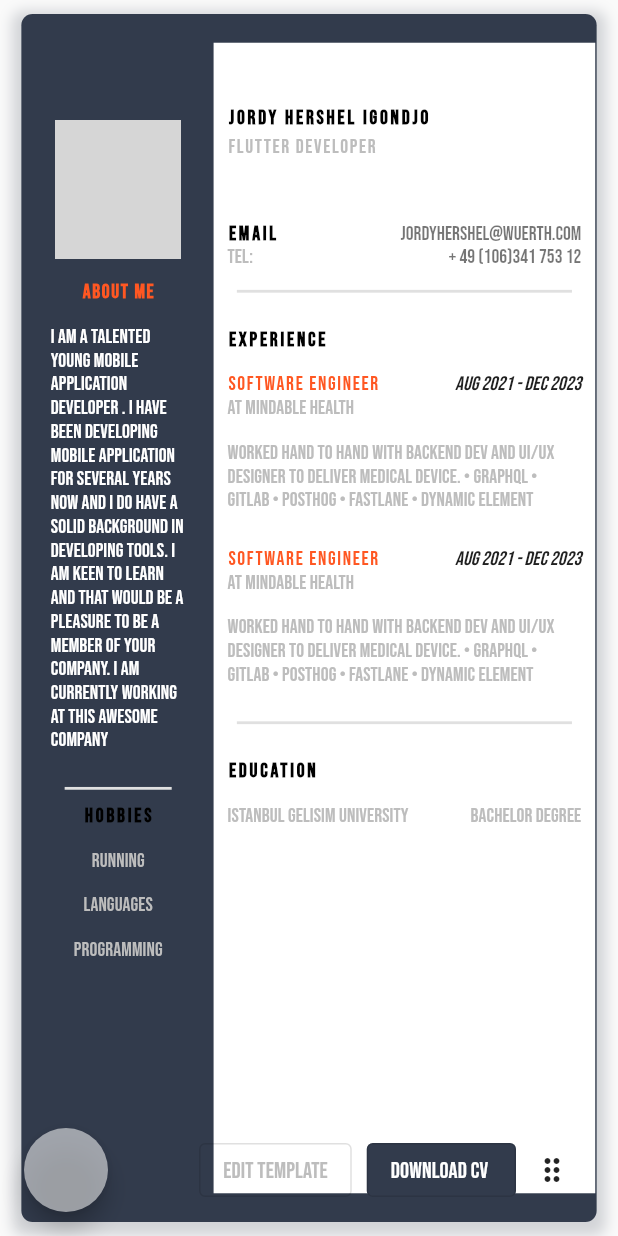
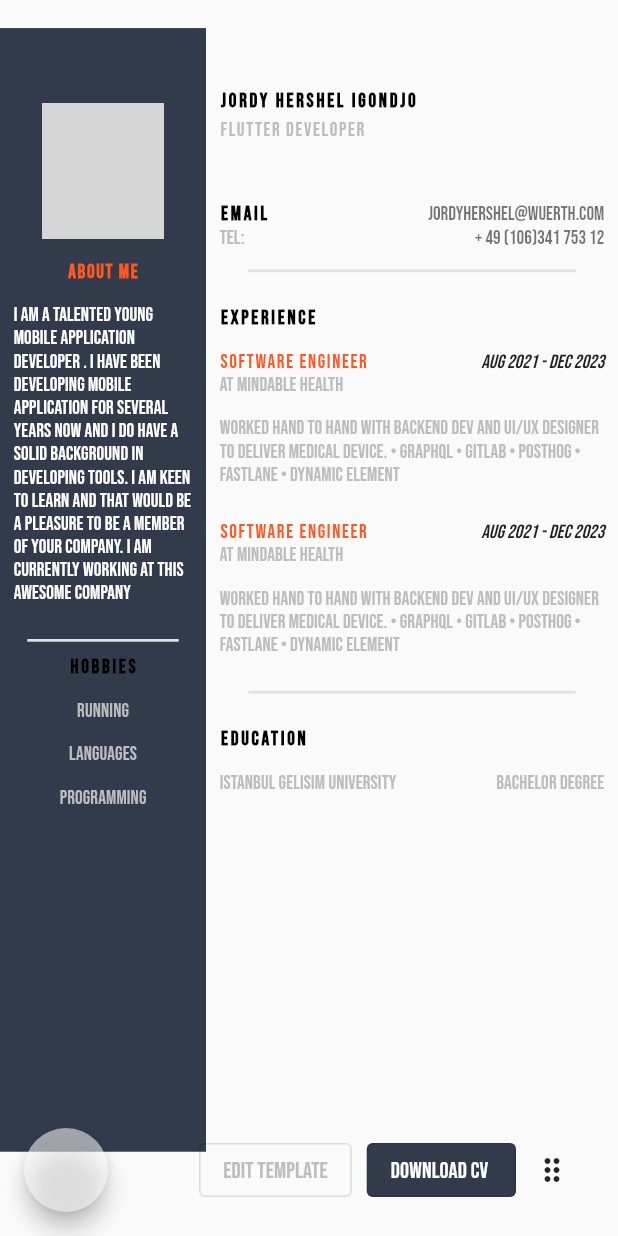
Before and after one commit to JordyHers-org/flutter_resume_template, a Flutter app: the screen it shows after launch, on a phone screen of 412 x 824 dp. Run offline on Flutter 3.47's test engine with Material 2 defaults, Android fonts, the phone set to English and light mode, and no system bars; drawn by our look-alikes of auto_size_text; our stand-ins replace google_fonts; missing offline and left inert: flutter_shake_animated; network calls fail; grey boxes are pictures that could not be loaded.

Commit message:
refactored layout.

```diff
--- a/lib/src/layout/layout_classic.dart
+++ b/lib/src/layout/layout_classic.dart
@@ -81,7 +81,7 @@ class _LayoutClassicState extends State<LayoutClassic> {
                             height: Config.smallHeight,
                             decoration: BoxDecoration(
                               image: DecorationImage(
-                                image: NetworkImage(Str.resumeHeader),
+                                image: NetworkImage(Str.backgroundImage),
                                 fit: BoxFit.cover,
                               ),
                             ),
--- a/lib/src/layout/layout_modern.dart
+++ b/lib/src/layout/layout_modern.dart
@@ -64,15 +64,12 @@ class _LayoutModernState extends State<LayoutModern> {
               child: FittedBox(
                 fit: BoxFit.contain,
                 child: Container(
-                  alignment: Alignment.centerRight,
                   height: widget.h < 670 ? widget.h * 1.2 : widget.h * 1.05,
-                  width: widget.w < 400 ? widget.w : widget.w * 0.8,
-                  margin: Config.margin,
+                  width: widget.w < 400 ? widget.w : widget.w * 0.9,
                   constraints: BoxConstraints(
-                    minWidth: widget.w < 400 ? widget.w * 1.2 : widget.w * 1,
+                    minWidth: widget.w < 400 ? widget.w * 1.2 : widget.w * 1.1,
                     minHeight: widget.h < 670 ? widget.h * 1.2 : widget.h * 0.9,
                   ),
-                  decoration: Config.decoration(context),
                   child: RepaintBoundary(
                       key: globalKey,
                       child: Row(
@@ -80,7 +77,6 @@ class _LayoutModernState extends State<LayoutModern> {
                           Expanded(
                             flex: 3,
                             child: Container(
-                              margin: Config.margin,
                               padding: Config.padding.padding,
                               height: widget.h,
                               color: Theme.of(context).primaryColor,
@@ -184,7 +180,6 @@ class _LayoutModernState extends State<LayoutModern> {
                             child: Container(
                               height: widget.h,
                               width: widget.w,
-                              color: Colors.white,
                               child: Padding(
                                 padding: Config.dtHorPad.padding,
                                 child: Column(
```
